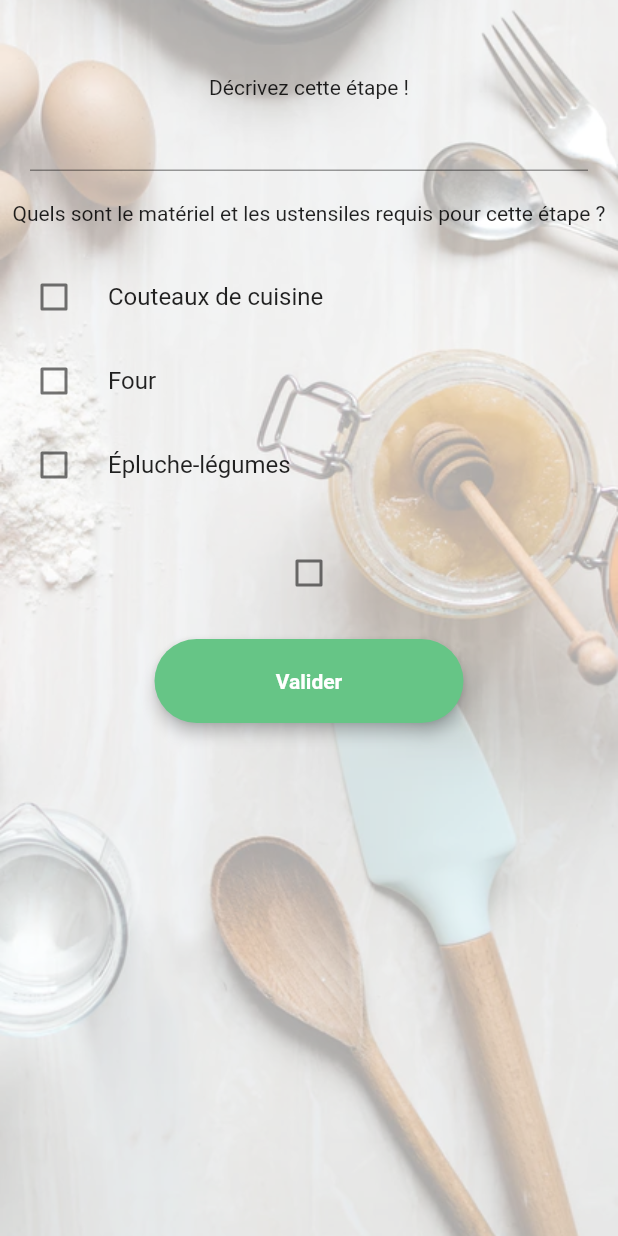
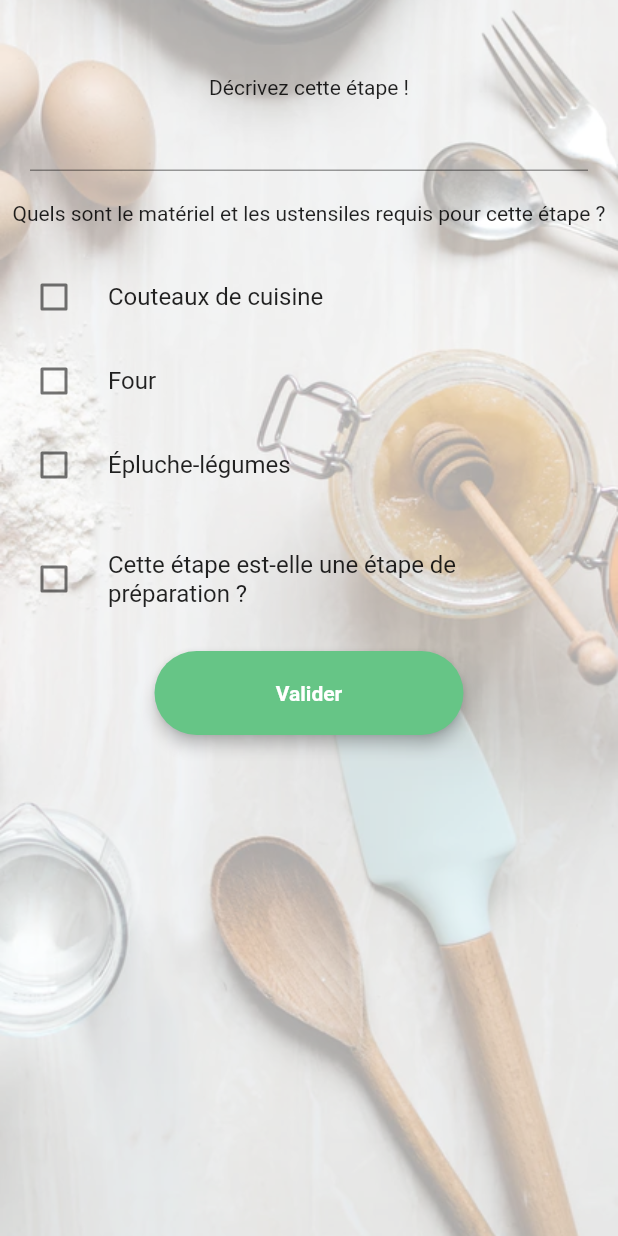
Before and after one commit to Baudecmd/kookie, a Flutter app: the StepCreationScreen screen opened directly with empty values, on a phone screen of 412 x 824 dp. Run offline on Flutter 3.47's test engine with Material 2 defaults, Android fonts, the phone set to English and light mode, and no system bars; our stand-ins replace flutter_secure_storage, image_picker, shared_preferences; accounts and stored records are empty.

Commit message:
feat(Optimization): add boolean isPreparationStep to StepInfo class

```diff
--- a/mobile/kookie/lib/screens/recipe_steps_creation_screen.dart
+++ b/mobile/kookie/lib/screens/recipe_steps_creation_screen.dart
@@ -11,7 +11,7 @@ class RecipesStepsCreationScreen extends StatefulWidget {
 
 class _RecipeStepsCreationScreen extends State<RecipesStepsCreationScreen> {
   final List<int> _items = List<int>.generate(1, (int index) => index);
-  final Map<int, StepInfo> _itemsMap = {0: StepInfo("", Set<int>())};
+  final Map<int, StepInfo> _itemsMap = {0: StepInfo("", Set<int>(), false)};
 
   @override
   Widget build(BuildContext context) {
@@ -82,7 +82,7 @@ class _RecipeStepsCreationScreen extends State<RecipesStepsCreationScreen> {
     setState(() {
       _items.insert(_items.length, stepNumber);
     });
-    _itemsMap[stepNumber] = StepInfo("", Set<int>());
+    _itemsMap[stepNumber] = StepInfo("", Set<int>(), false);
   }
 
   _openTileInfo(index) async {
--- a/mobile/kookie/lib/screens/step_creation_screen.dart
+++ b/mobile/kookie/lib/screens/step_creation_screen.dart
@@ -10,10 +10,11 @@ class MultiSelectItem {
 }
 
 class StepInfo {
-  StepInfo(this.description, this.utensilsSet);
+  StepInfo(this.description, this.utensilsSet, this.isPreparationStep);
 
   String description;
   Set<int> utensilsSet;
+  bool isPreparationStep;
 }
 
 class StepCreationScreen extends StatefulWidget {
@@ -47,8 +48,6 @@ class _StepCreationScreen extends State<StepCreationScreen> {
   final utensilsListKey = GlobalKey<FormState>();
   late final StepInfo _stepInfo;
   late final TextEditingController _controller;
-  final _selectedUtensils = Set<int>();
-  var _isPreparationStep = false;
 
   @override
   Widget build(BuildContext context) {
@@ -97,10 +96,11 @@ class _StepCreationScreen extends State<StepCreationScreen> {
                 );
               }).toList(),
               SizedBox(height: 20),
-              Checkbox(
-                value: _isPreparationStep,
-                onChanged: (checked) =>
-                    _isPreparationStep = !_isPreparationStep,
+              CheckboxListTile(
+                  value: _stepInfo.isPreparationStep,
+                  title: Text("Cette étape est-elle une étape de préparation ?"),
+                  controlAffinity: ListTileControlAffinity.leading,
+                  onChanged: (checked) => setState(() {_stepInfo.isPreparationStep = !_stepInfo.isPreparationStep;}),
               ),
               SizedBox(height: 20),
               Center(
```
